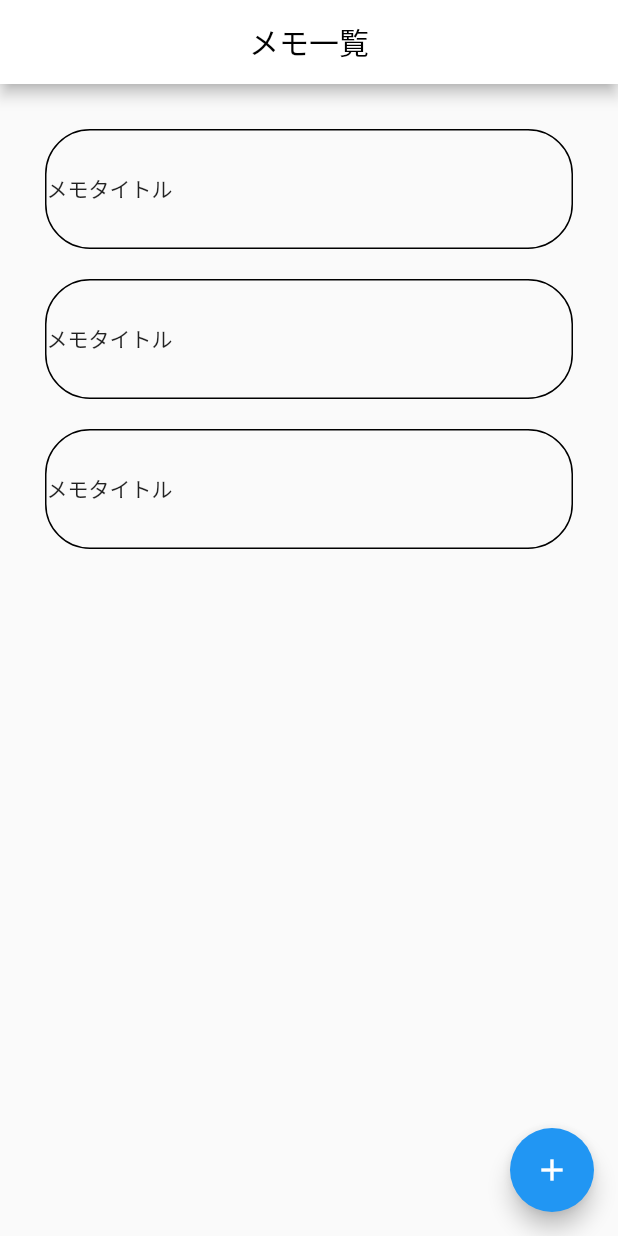
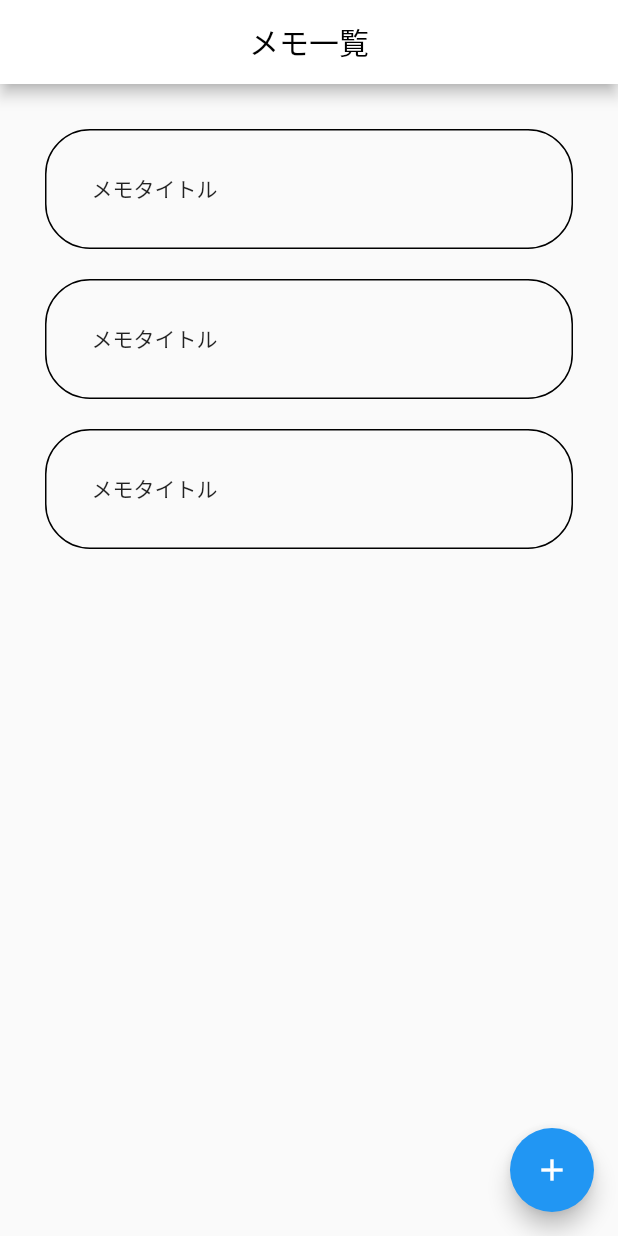
Before and after one commit to Shibata-Nanami/-flutter_task_3, a Flutter app: the screen it shows after launch, on a phone screen of 412 x 824 dp. Run offline on Flutter 3.47's test engine with Material 2 defaults, Android fonts, the phone set to English and light mode, and no system bars; our stand-ins replace go_router.

Commit message:
メモタイトルの余白設定

```diff
--- a/lib/memo_screen.dart
+++ b/lib/memo_screen.dart
@@ -41,16 +41,11 @@ class _memoScreenState extends State<memoScreen> {
                       border: Border.all(color: Colors.black),
                       borderRadius: BorderRadius.circular(30),
                     ),
-                    child: const Text('メモタイトル'),
+                    child: const Padding(
+                      padding: EdgeInsets.only(left: 30.0),
+                      child: Text('メモタイトル'),
+                    ),
                   ),
-                  // child: SizedBox(
-                  //   width: 80,
-                  //   height: 80,
-                  //   child: Card(
-                  //     color: Colors.white,
-                  //     child: Text('メモタイトル'),
-                  //   ),
-                  // ),
                 );
               }),
         ),
```
